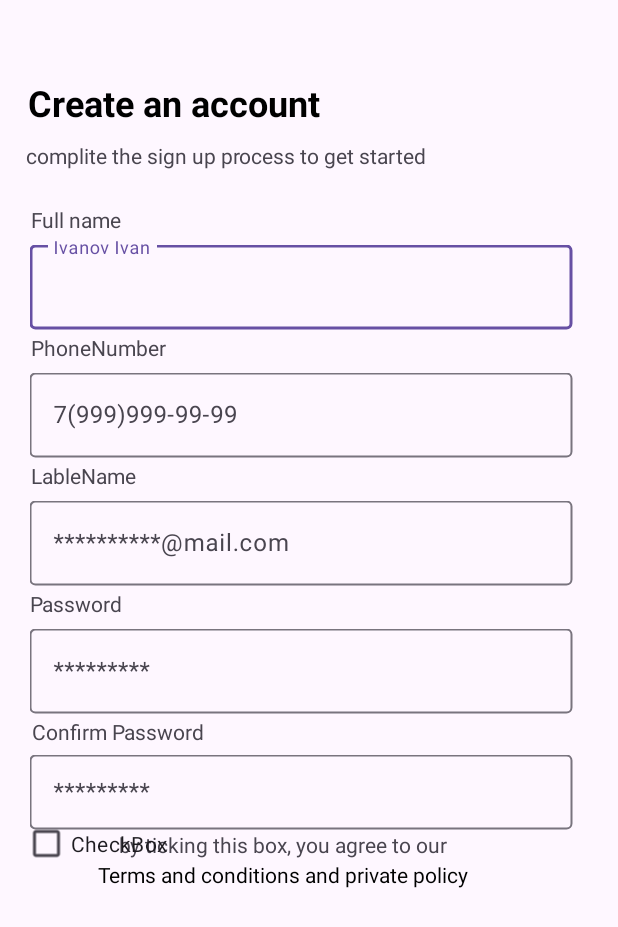
After one commit to SergeyGolo/sucharrowwithyou1, an Android app: the CreateAnAccount screen opened directly, with no data from a screen before it, on a phone screen of 412 x 824 dp. The commit adds this screen. Shown: the top 927 px of the screen. Run offline under Robolectric (Android 15) with nearby library versions, the phone set to English and light mode, and no system bars.

Commit message:
first commit

```diff
--- a/app/src/main/AndroidManifest.xml
+++ b/app/src/main/AndroidManifest.xml
@@ -1,7 +1,7 @@
 <?xml version="1.0" encoding="utf-8"?>
 <manifest xmlns:android="http://schemas.android.com/apk/res/android"
     xmlns:tools="http://schemas.android.com/tools">
-
+    <uses-permission android:name="android.permission.INTERNET" />
     <application
         android:allowBackup="true"
         android:dataExtractionRules="@xml/data_extraction_rules"
@@ -12,6 +12,9 @@
         android:supportsRtl="true"
         android:theme="@style/Theme.Sucharrowwithyou"
         tools:targetApi="31">
+        <activity
+            android:name=".CreateAnAccount"
+            android:exported="false" />
         <activity
             android:name=".FiveActivity"
             android:exported="false" />
--- /dev/null
+++ b/app/src/main/java/com/example/sucharrowwithyou/CreateAnAccount.java
@@ -0,0 +1,24 @@
+package com.example.sucharrowwithyou;
+
+import androidx.appcompat.app.AppCompatActivity;
+
+import android.net.Uri;
+import android.view.View;
+import android.content.Intent;
+import android.os.Bundle;
+
+public class CreateAnAccount extends AppCompatActivity {
+
+    @Override
+    protected void onCreate(Bundle savedInstanceState) {
+        super.onCreate(savedInstanceState);
+        setContentView(R.layout.activity_create_an_account);
+    }
+
+    public void openLink(View view) {
+        String url = "http://www.it-lex.ru/usloviya_ispolzovaniya_servisa/obrazec-politiki-konfidencialnosti-2017/";
+        Intent intent = new Intent(Intent.ACTION_VIEW);
+        intent.setData(Uri.parse(url));
+        startActivity(intent);
+    }
+}
--- a/app/src/main/java/com/example/sucharrowwithyou/FourActivity.java
+++ b/app/src/main/java/com/example/sucharrowwithyou/FourActivity.java
@@ -18,4 +18,8 @@ public class FourActivity extends AppCompatActivity {
         startActivity(intent);
     }
 
+    public void onButtonClick6(View view) {
+        Intent intent = new Intent(this, CreateAnAccount.class);
+        startActivity(intent);
+    }
 }
--- /dev/null
+++ b/app/src/main/res/layout/activity_create_an_account.xml
@@ -0,0 +1,212 @@
+<?xml version="1.0" encoding="utf-8"?>
+<androidx.constraintlayout.widget.ConstraintLayout
+    xmlns:android="http://schemas.android.com/apk/res/android"
+    xmlns:tools="http://schemas.android.com/tools"
+    xmlns:app="http://schemas.android.com/apk/res-auto"
+    android:layout_width="match_parent"
+    android:layout_height="match_parent"
+    tools:context=".CreateAnAccount">
+
+  <ScrollView
+      android:layout_width="match_parent"
+      android:layout_height="match_parent"
+      app:layout_constraintBottom_toBottomOf="parent"
+      app:layout_constraintEnd_toEndOf="parent"
+      app:layout_constraintHorizontal_bias="1.0"
+      app:layout_constraintStart_toStartOf="parent"
+      app:layout_constraintTop_toTopOf="parent"
+      app:layout_constraintVertical_bias="1.0">
+
+    <LinearLayout
+        android:layout_width="match_parent"
+        android:layout_height="match_parent"
+        android:orientation="vertical">
+
+      <TextView
+          android:id="@+id/textView"
+          android:layout_width="255dp"
+          android:layout_height="66dp"
+          android:layout_gravity="center"
+          android:gravity="center"
+          android:text="Create an account"
+          android:textColor="@color/black"
+          android:textSize="24sp"
+          android:textStyle="bold"
+          android:translationX="-90dp"
+          android:translationY="35dp" />
+
+      <TextView
+          android:id="@+id/textView2"
+          android:layout_width="322dp"
+          android:layout_height="65dp"
+          android:layout_gravity="center"
+          android:gravity="center"
+          android:text="complite the sign up process to get started"
+          android:translationX="-55dp"
+          android:translationY="5dp" />
+
+      <TextView
+          android:id="@+id/textView3"
+          android:layout_width="122dp"
+          android:layout_height="20dp"
+          android:layout_gravity="center"
+          android:gravity="center"
+          android:text="Full name"
+          android:translationX="-155dp"
+          android:translationY="5dp" />
+
+      <com.google.android.material.textfield.TextInputLayout
+          android:id="@+id/Name"
+          android:layout_width="362dp"
+          android:layout_height="65dp"
+          android:layout_gravity="center"
+          android:gravity="center"
+          android:translationX="-5dp"
+          android:translationY="5dp">
+
+        <com.google.android.material.textfield.TextInputEditText
+            android:layout_width="match_parent"
+            android:layout_height="wrap_content"
+            android:hint="Ivanov Ivan" />
+      </com.google.android.material.textfield.TextInputLayout>
+
+      <TextView
+          android:id="@+id/textView4"
+          android:layout_width="122dp"
+          android:layout_height="20dp"
+          android:layout_gravity="center"
+          android:gravity="center"
+          android:text="PhoneNumber"
+          android:translationX="-140dp"
+          android:translationY="5dp" />
+
+      <com.google.android.material.textfield.TextInputLayout
+          android:id="@+id/PhoneNumber"
+          android:layout_width="362dp"
+          android:layout_height="65dp"
+          android:layout_gravity="center"
+          android:gravity="center"
+          android:translationX="-5dp"
+          android:translationY="5dp">
+
+        <com.google.android.material.textfield.TextInputEditText
+            android:layout_width="match_parent"
+            android:layout_height="wrap_content"
+            android:hint="7(999)999-99-99" />
+      </com.google.android.material.textfield.TextInputLayout>
+
+      <TextView
+          android:id="@+id/textView5"
+          android:layout_width="122dp"
+          android:layout_height="20dp"
+          android:layout_gravity="center"
+          android:gravity="center"
+          android:text="LableName"
+          android:translationX="-150dp"
+          android:translationY="5dp" />
+
+      <com.google.android.material.textfield.TextInputLayout
+          android:id="@+id/LableName"
+          android:layout_width="362dp"
+          android:layout_height="65dp"
+          android:layout_gravity="center"
+          android:gravity="center"
+          android:translationX="-5dp"
+          android:translationY="5dp">
+
+        <com.google.android.material.textfield.TextInputEditText
+            android:layout_width="match_parent"
+            android:layout_height="wrap_content"
+            android:hint="**********@mail.com" />
+      </com.google.android.material.textfield.TextInputLayout>
+
+      <TextView
+          android:id="@+id/textView6"
+          android:layout_width="122dp"
+          android:layout_height="20dp"
+          android:layout_gravity="center"
+          android:gravity="center"
+          android:text="Password"
+          android:translationX="-155dp"
+          android:translationY="5dp" />
+
+      <com.google.android.material.textfield.TextInputLayout
+          android:id="@+id/Password"
+          android:layout_width="362dp"
+          android:layout_height="65dp"
+          android:layout_gravity="center"
+          android:gravity="center"
+          android:translationX="-5dp"
+          android:translationY="5dp">
+
+        <com.google.android.material.textfield.TextInputEditText
+            android:layout_width="match_parent"
+            android:layout_height="wrap_content"
+            android:hint="*********" />
+      </com.google.android.material.textfield.TextInputLayout>
+
+
+      <TextView
+          android:id="@+id/textView7"
+          android:layout_width="122dp"
+          android:layout_height="20dp"
+          android:layout_gravity="center"
+          android:gravity="center"
+          android:text="Confirm Password"
+          android:translationX="-127dp"
+          android:translationY="5dp" />
+
+      <com.google.android.material.textfield.TextInputLayout
+          android:id="@+id/ConfirmPassword"
+          android:layout_width="362dp"
+          android:layout_height="55dp"
+          android:layout_gravity="center"
+          android:gravity="center"
+          android:translationX="-5dp"
+          android:translationY="5dp">
+
+        <com.google.android.material.textfield.TextInputEditText
+            android:layout_width="match_parent"
+            android:layout_height="wrap_content"
+            android:hint="*********" />
+      </com.google.android.material.textfield.TextInputLayout>
+
+      <TextView
+          android:id="@+id/textView8"
+          android:layout_width="222dp"
+          android:layout_height="20dp"
+          android:layout_gravity="center"
+          android:gravity="center"
+          android:text="by ticking this box, you agree to our"
+          android:translationX="-17dp"
+          android:translationY="5dp" />
+
+      <TextView
+          android:id="@+id/textView9"
+          android:layout_width="wrap_content"
+          android:layout_height="wrap_content"
+          android:layout_gravity="center"
+          android:gravity="center"
+          android:text="Terms and conditions and private policy"
+          android:textColor="@android:color/black"
+          android:autoLink="web"
+          android:onClick="openLink"
+          android:clickable="true"
+          android:linksClickable="true"
+          android:translationX="-17dp"
+          android:translationY="5dp" />
+
+      <CheckBox
+          android:id="@+id/checkBox"
+          android:layout_width="match_parent"
+          android:layout_height="wrap_content"
+          android:text="CheckBox"
+          android:translationX="15dp"
+          android:translationY="-49dp" />
+
+
+    </LinearLayout>
+
+  </ScrollView>
+
+</androidx.constraintlayout.widget.ConstraintLayout>
--- a/app/src/main/res/layout/activity_four.xml
+++ b/app/src/main/res/layout/activity_four.xml
@@ -66,6 +66,7 @@
                  android:layout_width="wrap_content"
                  android:layout_height="wrap_content"
                  android:background="@android:color/transparent"
+                 android:onClick="onButtonClick6"
                  android:text="Sign in"
                  android:textColor="@color/blue"
                  android:translationX="250dp"
```
Lines whose indentation alone changed are shown as unchanged.
